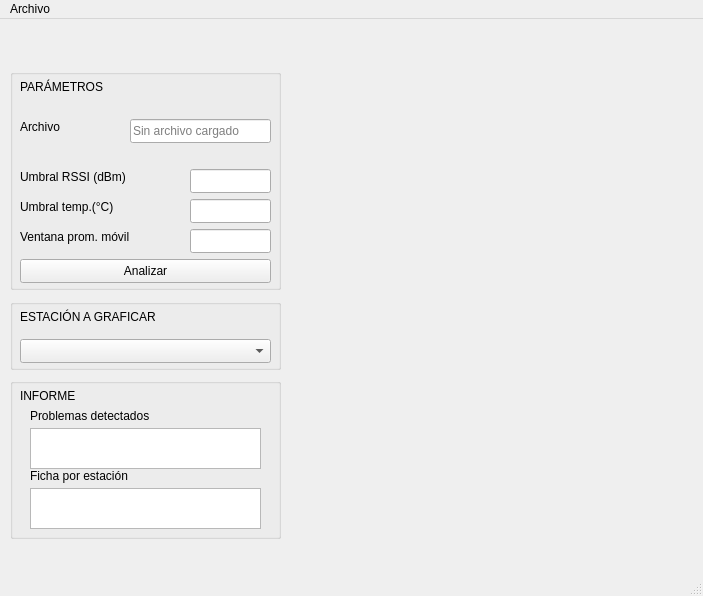
Old version of the form ui/ventana_principal.ui in the repository tiagosamuelcravero-lab/monitor-red.
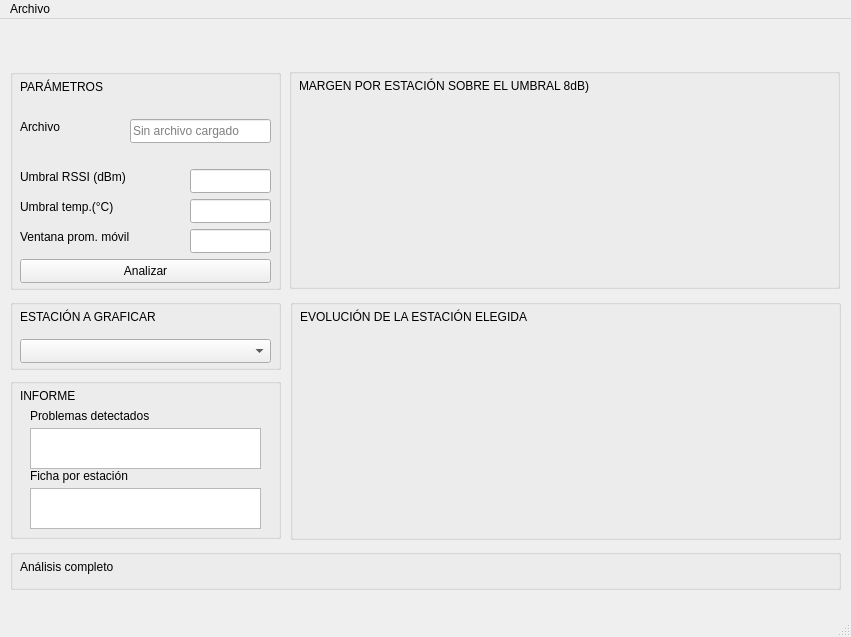
New version of the form.

Commit message: Agrego panel derecho y estado del analisis

The edit to the form file:
```diff
--- a/ui/ventana_principal.ui
+++ b/ui/ventana_principal.ui
@@ -6,8 +6,8 @@
    <rect>
     <x>0</x>
     <y>0</y>
-    <width>703</width>
-    <height>596</height>
+    <width>851</width>
+    <height>637</height>
    </rect>
   </property>
   <property name="windowTitle">
@@ -280,13 +280,111 @@
      </property>
     </widget>
    </widget>
+   <widget class="QGroupBox" name="groupBox">
+    <property name="geometry">
+     <rect>
+      <x>290</x>
+      <y>280</y>
+      <width>551</width>
+      <height>241</height>
+     </rect>
+    </property>
+    <property name="title">
+     <string/>
+    </property>
+    <widget class="QLabel" name="label_parametros_4">
+     <property name="geometry">
+      <rect>
+       <x>10</x>
+       <y>10</y>
+       <width>251</width>
+       <height>16</height>
+      </rect>
+     </property>
+     <property name="text">
+      <string>EVOLUCIÓN DE LA ESTACIÓN ELEGIDA</string>
+     </property>
+    </widget>
+    <widget class="QWidget" name="widget_grafico_evolucion" native="true">
+     <property name="geometry">
+      <rect>
+       <x>0</x>
+       <y>30</y>
+       <width>551</width>
+       <height>211</height>
+      </rect>
+     </property>
+    </widget>
+   </widget>
+   <widget class="QGroupBox" name="groupBox_2">
+    <property name="geometry">
+     <rect>
+      <x>10</x>
+      <y>530</y>
+      <width>831</width>
+      <height>41</height>
+     </rect>
+    </property>
+    <property name="title">
+     <string/>
+    </property>
+    <widget class="QLabel" name="label_parametros_5">
+     <property name="geometry">
+      <rect>
+       <x>10</x>
+       <y>10</y>
+       <width>111</width>
+       <height>16</height>
+      </rect>
+     </property>
+     <property name="text">
+      <string>Análisis completo</string>
+     </property>
+    </widget>
+   </widget>
+   <widget class="QGroupBox" name="groupBox_3">
+    <property name="geometry">
+     <rect>
+      <x>289</x>
+      <y>49</y>
+      <width>551</width>
+      <height>221</height>
+     </rect>
+    </property>
+    <property name="title">
+     <string/>
+    </property>
+    <widget class="QLabel" name="label_parametros_3">
+     <property name="geometry">
+      <rect>
+       <x>10</x>
+       <y>10</y>
+       <width>311</width>
+       <height>16</height>
+      </rect>
+     </property>
+     <property name="text">
+      <string>MARGEN POR ESTACIÓN SOBRE EL UMBRAL 8dB)</string>
+     </property>
+    </widget>
+    <widget class="QWidget" name="widget_grafico_margen" native="true">
+     <property name="geometry">
+      <rect>
+       <x>0</x>
+       <y>30</y>
+       <width>551</width>
+       <height>191</height>
+      </rect>
+     </property>
+    </widget>
+   </widget>
   </widget>
   <widget class="QMenuBar" name="menubar">
    <property name="geometry">
     <rect>
      <x>0</x>
      <y>0</y>
-     <width>703</width>
+     <width>851</width>
      <height>21</height>
     </rect>
    </property>
```
The commit also changes 1 other file.
